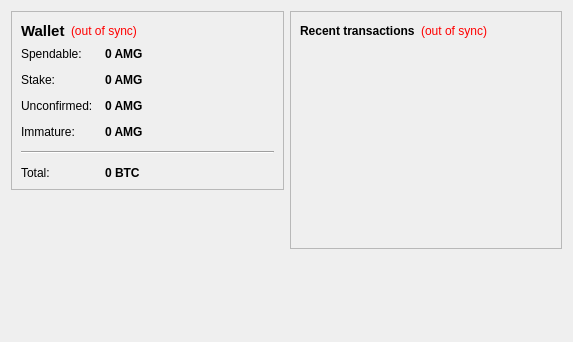
Qt form src/qt/forms/overviewpage.ui (amigochain/amg-chain-source-code) before a commit.
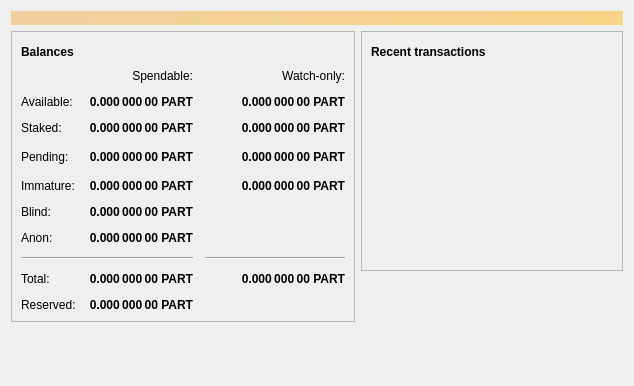
The same form after that commit. Icons and pictures are not drawn.

```diff
--- a/src/qt/forms/overviewpage.ui
+++ b/src/qt/forms/overviewpage.ui
@@ -6,13 +6,34 @@
    <rect>
     <x>0</x>
     <y>0</y>
-    <width>573</width>
-    <height>342</height>
+    <width>634</width>
+    <height>386</height>
    </rect>
   </property>
   <property name="windowTitle">
    <string>Form</string>
   </property>
+  <layout class="QVBoxLayout" name="topLayout">
+   <item>
+    <widget class="QLabel" name="labelAlerts">
+     <property name="visible">
+      <bool>false</bool>
+     </property>
+     <property name="styleSheet">
+      <string notr="true">QLabel { background-color: qlineargradient(x1: 0, y1: 0, x2: 1, y2: 0, stop:0 #F0D0A0, stop:1 #F8D488); color:#000000; }</string>
+     </property>
+     <property name="wordWrap">
+      <bool>true</bool>
+     </property>
+     <property name="margin">
+      <number>3</number>
+     </property>
+     <property name="textInteractionFlags">
+      <set>Qt::TextSelectableByMouse</set>
+     </property>
+    </widget>
+   </item>
+   <item>
   <layout class="QHBoxLayout" name="horizontalLayout" stretch="1,1">
    <item>
     <layout class="QVBoxLayout" name="verticalLayout_2">
@@ -31,34 +52,50 @@
            <widget class="QLabel" name="label_5">
             <property name="font">
              <font>
-              <pointsize>11</pointsize>
               <weight>75</weight>
               <bold>true</bold>
              </font>
             </property>
             <property name="text">
-             <string>Wallet</string>
+               <string>Balances</string>
             </property>
            </widget>
           </item>
           <item>
-           <widget class="QLabel" name="labelWalletStatus">
+             <widget class="QPushButton" name="labelWalletStatus">
+              <property name="enabled">
+               <bool>true</bool>
+              </property>
+              <property name="maximumSize">
+               <size>
+                <width>30</width>
+                <height>16777215</height>
+               </size>
+              </property>
             <property name="toolTip">
-             <string>The displayed information may be out of date. Your wallet automatically synchronizes with the Amigochain network after a connection is established, but this process has not completed yet.</string>
-            </property>
-            <property name="styleSheet">
-             <string notr="true">QLabel { color: red; }</string>
+               <string>The displayed information may be out of date. Your wallet automatically synchronizes with the Amigo network after a connection is established, but this process has not completed yet.</string>
             </property>
             <property name="text">
-             <string notr="true">(out of sync)</string>
-            </property>
-            <property name="alignment">
-             <set>Qt::AlignLeading|Qt::AlignLeft|Qt::AlignVCenter</set>
+               <string/>
+              </property>
+              <property name="icon">
+               <iconset>
+                <normaloff>:/icons/warning</normaloff>
+                <disabledoff>:/icons/warning</disabledoff>:/icons/warning</iconset>
+              </property>
+              <property name="iconSize">
+               <size>
+                <width>24</width>
+                <height>24</height>
+               </size>
+              </property>
+              <property name="flat">
+               <bool>true</bool>
             </property>
            </widget>
           </item>
           <item>
-           <spacer name="horizontalSpacer_2">
+             <spacer name="horizontalSpacer_3">
             <property name="orientation">
              <enum>Qt::Horizontal</enum>
             </property>
@@ -73,83 +110,12 @@
          </layout>
         </item>
         <item>
-         <layout class="QFormLayout" name="formLayout_2">
-          <property name="fieldGrowthPolicy">
-           <enum>QFormLayout::AllNonFixedFieldsGrow</enum>
-          </property>
-          <property name="horizontalSpacing">
+           <layout class="QGridLayout" name="gridLayout">
+            <property name="spacing">
            <number>12</number>
           </property>
-          <property name="verticalSpacing">
-           <number>12</number>
-          </property>
-          <item row="0" column="0">
-           <widget class="QLabel" name="label">
-            <property name="text">
-             <string>Spendable:</string>
-            </property>
-           </widget>
-          </item>
-          <item row="0" column="1">
-           <widget class="QLabel" name="labelBalance">
-            <property name="font">
-             <font>
-              <weight>75</weight>
-              <bold>true</bold>
-             </font>
-            </property>
-            <property name="cursor">
-             <cursorShape>IBeamCursor</cursorShape>
-            </property>
-            <property name="toolTip">
-             <string>Your current spendable balance</string>
-            </property>
-            <property name="text">
-             <string notr="true">0 AMG</string>
-            </property>
-            <property name="textInteractionFlags">
-             <set>Qt::LinksAccessibleByMouse|Qt::TextSelectableByKeyboard|Qt::TextSelectableByMouse</set>
-            </property>
-           </widget>
-          </item>
-          <item row="1" column="0">
-           <widget class="QLabel" name="label_6">
-            <property name="text">
-             <string>Stake:</string>
-            </property>
-           </widget>
-          </item>
-          <item row="1" column="1">
-           <widget class="QLabel" name="labelStake">
-            <property name="font">
-             <font>
-              <weight>75</weight>
-              <bold>true</bold>
-             </font>
-            </property>
-            <property name="cursor">
-             <cursorShape>IBeamCursor</cursorShape>
-            </property>
-            <property name="toolTip">
-             <string>Total of coins that was staked, and do not yet count toward the current balance</string>
-            </property>
-            <property name="text">
-             <string notr="true">0 AMG</string>
-            </property>
-            <property name="textInteractionFlags">
-             <set>Qt::LinksAccessibleByMouse|Qt::TextSelectableByKeyboard|Qt::TextSelectableByMouse</set>
-            </property>
-           </widget>
-          </item>
-          <item row="2" column="0">
-           <widget class="QLabel" name="label_3">
-            <property name="text">
-             <string>Unconfirmed:</string>
-            </property>
-           </widget>
-          </item>
           <item row="2" column="1">
-           <widget class="QLabel" name="labelUnconfirmed">
+             <widget class="QLabel" name="labelStaked">
             <property name="font">
              <font>
               <weight>75</weight>
@@ -160,24 +126,83 @@
              <cursorShape>IBeamCursor</cursorShape>
             </property>
             <property name="toolTip">
-             <string>Total of transactions that have yet to be confirmed, and do not yet count toward the current balance</string>
+               <string>Your current staked balance</string>
             </property>
             <property name="text">
-             <string notr="true">0 AMG</string>
-            </property>
+               <string notr="true">0.000 000 00 PART</string>
+              </property>
+              <property name="alignment">
+               <set>Qt::AlignRight|Qt::AlignTrailing|Qt::AlignVCenter</set>
+              </property>
             <property name="textInteractionFlags">
              <set>Qt::LinksAccessibleByMouse|Qt::TextSelectableByKeyboard|Qt::TextSelectableByMouse</set>
             </property>
            </widget>
           </item>
-          <item row="3" column="0">
-           <widget class="QLabel" name="labelImmatureText">
+            <item row="2" column="2">
+             <widget class="QLabel" name="labelWatchStaked">
+              <property name="font">
+               <font>
+                <weight>75</weight>
+                <bold>true</bold>
+               </font>
+              </property>
+              <property name="cursor">
+               <cursorShape>IBeamCursor</cursorShape>
+              </property>
+              <property name="toolTip">
+               <string>Your current watch-only staked balance</string>
+              </property>
             <property name="text">
-             <string>Immature:</string>
-            </property>
-           </widget>
-          </item>
-          <item row="3" column="1">
+               <string notr="true">0.000 000 00 PART</string>
+              </property>
+              <property name="alignment">
+               <set>Qt::AlignRight|Qt::AlignTrailing|Qt::AlignVCenter</set>
+              </property>
+              <property name="textInteractionFlags">
+               <set>Qt::LinksAccessibleByMouse|Qt::TextSelectableByKeyboard|Qt::TextSelectableByMouse</set>
+              </property>
+             </widget>
+            </item>
+            <item row="4" column="2">
+             <widget class="QLabel" name="labelWatchImmature">
+              <property name="font">
+               <font>
+                <weight>75</weight>
+                <bold>true</bold>
+               </font>
+              </property>
+              <property name="cursor">
+               <cursorShape>IBeamCursor</cursorShape>
+              </property>
+              <property name="toolTip">
+               <string>Mined balance in watch-only addresses that has not yet matured</string>
+              </property>
+              <property name="text">
+               <string notr="true">0.000 000 00 PART</string>
+              </property>
+              <property name="alignment">
+               <set>Qt::AlignRight|Qt::AlignTrailing|Qt::AlignVCenter</set>
+              </property>
+              <property name="textInteractionFlags">
+               <set>Qt::LinksAccessibleByMouse|Qt::TextSelectableByKeyboard|Qt::TextSelectableByMouse</set>
+              </property>
+             </widget>
+            </item>
+            <item row="3" column="3">
+             <spacer name="horizontalSpacer_2">
+              <property name="orientation">
+               <enum>Qt::Horizontal</enum>
+              </property>
+              <property name="sizeHint" stdset="0">
+               <size>
+                <width>40</width>
+                <height>20</height>
+               </size>
+              </property>
+             </spacer>
+            </item>
+            <item row="4" column="1">
            <widget class="QLabel" name="labelImmature">
             <property name="font">
              <font>
@@ -185,32 +210,132 @@
               <bold>true</bold>
              </font>
             </property>
+              <property name="cursor">
+               <cursorShape>IBeamCursor</cursorShape>
+              </property>
             <property name="toolTip">
              <string>Mined balance that has not yet matured</string>
             </property>
             <property name="text">
-             <string notr="true">0 AMG</string>
-            </property>
+               <string notr="true">0.000 000 00 PART</string>
+              </property>
+              <property name="alignment">
+               <set>Qt::AlignRight|Qt::AlignTrailing|Qt::AlignVCenter</set>
+              </property>
             <property name="textInteractionFlags">
              <set>Qt::LinksAccessibleByMouse|Qt::TextSelectableByKeyboard|Qt::TextSelectableByMouse</set>
             </property>
            </widget>
           </item>
-          <item row="4" column="0" colspan="2">
-           <widget class="Line" name="line">
+            <item row="3" column="2">
+             <widget class="QLabel" name="labelWatchPending">
+              <property name="font">
+               <font>
+                <weight>75</weight>
+                <bold>true</bold>
+               </font>
+              </property>
+              <property name="cursor">
+               <cursorShape>IBeamCursor</cursorShape>
+              </property>
+              <property name="toolTip">
+               <string>Unconfirmed transactions to watch-only addresses</string>
+              </property>
+              <property name="text">
+               <string notr="true">0.000 000 00 PART</string>
+              </property>
+              <property name="alignment">
+               <set>Qt::AlignRight|Qt::AlignTrailing|Qt::AlignVCenter</set>
+              </property>
+              <property name="textInteractionFlags">
+               <set>Qt::LinksAccessibleByMouse|Qt::TextSelectableByKeyboard|Qt::TextSelectableByMouse</set>
+              </property>
+             </widget>
+            </item>
+            <item row="3" column="1">
+             <widget class="QLabel" name="labelUnconfirmed">
+              <property name="font">
+               <font>
+                <weight>75</weight>
+                <bold>true</bold>
+               </font>
+              </property>
+              <property name="cursor">
+               <cursorShape>IBeamCursor</cursorShape>
+              </property>
+              <property name="toolTip">
+               <string>Total of transactions that have yet to be confirmed, and do not yet count toward the spendable balance</string>
+              </property>
+              <property name="text">
+               <string notr="true">0.000 000 00 PART</string>
+              </property>
+              <property name="alignment">
+               <set>Qt::AlignRight|Qt::AlignTrailing|Qt::AlignVCenter</set>
+              </property>
+              <property name="textInteractionFlags">
+               <set>Qt::LinksAccessibleByMouse|Qt::TextSelectableByKeyboard|Qt::TextSelectableByMouse</set>
+              </property>
+             </widget>
+            </item>
+            <item row="2" column="0">
+             <widget class="QLabel" name="labelStakedText">
+              <property name="text">
+               <string>Staked:</string>
+              </property>
+             </widget>
+            </item>
+            <item row="7" column="2">
+             <widget class="Line" name="lineWatchBalance">
+              <property name="sizePolicy">
+               <sizepolicy hsizetype="Preferred" vsizetype="Fixed">
+                <horstretch>0</horstretch>
+                <verstretch>0</verstretch>
+               </sizepolicy>
+              </property>
+              <property name="minimumSize">
+               <size>
+                <width>140</width>
+                <height>0</height>
+               </size>
+              </property>
             <property name="orientation">
              <enum>Qt::Horizontal</enum>
             </property>
            </widget>
           </item>
-          <item row="5" column="0">
+            <item row="8" column="2">
+             <widget class="QLabel" name="labelWatchTotal">
+              <property name="font">
+               <font>
+                <weight>75</weight>
+                <bold>true</bold>
+               </font>
+              </property>
+              <property name="cursor">
+               <cursorShape>IBeamCursor</cursorShape>
+              </property>
+              <property name="toolTip">
+               <string>Current total balance in watch-only addresses</string>
+              </property>
+              <property name="text">
+               <string notr="true">0.000 000 00 PART</string>
+              </property>
+              <property name="alignment">
+               <set>Qt::AlignRight|Qt::AlignTrailing|Qt::AlignVCenter</set>
+              </property>
+              <property name="textInteractionFlags">
+               <set>Qt::LinksAccessibleByMouse|Qt::TextSelectableByKeyboard|Qt::TextSelectableByMouse</set>
+              </property>
+             </widget>
+            </item>
+            <item row="8" column="0">
            <widget class="QLabel" name="labelTotalText">
             <property name="text">
              <string>Total:</string>
             </property>
            </widget>
           </item>
-          <item row="5" column="1">
+            <item row="8" column="1">
            <widget class="QLabel" name="labelTotal">
             <property name="font">
              <font>
@@ -225,7 +350,204 @@
              <string>Your current total balance</string>
             </property>
             <property name="text">
-             <string notr="true">0 BTC</string>
+               <string notr="true">0.000 000 00 PART</string>
+              </property>
+              <property name="alignment">
+               <set>Qt::AlignRight|Qt::AlignTrailing|Qt::AlignVCenter</set>
+              </property>
+              <property name="textInteractionFlags">
+               <set>Qt::LinksAccessibleByMouse|Qt::TextSelectableByKeyboard|Qt::TextSelectableByMouse</set>
+              </property>
+             </widget>
+            </item>
+            <item row="0" column="2">
+             <widget class="QLabel" name="labelWatchonly">
+              <property name="text">
+               <string>Watch-only:</string>
+              </property>
+              <property name="alignment">
+               <set>Qt::AlignRight|Qt::AlignTrailing|Qt::AlignVCenter</set>
+              </property>
+             </widget>
+            </item>
+            <item row="7" column="0" colspan="2">
+             <widget class="Line" name="line">
+              <property name="orientation">
+               <enum>Qt::Horizontal</enum>
+              </property>
+             </widget>
+            </item>
+            <item row="1" column="0">
+             <widget class="QLabel" name="labelBalanceText">
+              <property name="text">
+               <string>Available:</string>
+              </property>
+             </widget>
+            </item>
+            <item row="4" column="0">
+             <widget class="QLabel" name="labelImmatureText">
+              <property name="text">
+               <string>Immature:</string>
+              </property>
+             </widget>
+            </item>
+            <item row="1" column="2">
+             <widget class="QLabel" name="labelWatchAvailable">
+              <property name="font">
+               <font>
+                <weight>75</weight>
+                <bold>true</bold>
+               </font>
+              </property>
+              <property name="cursor">
+               <cursorShape>IBeamCursor</cursorShape>
+              </property>
+              <property name="toolTip">
+               <string>Your current balance in watch-only addresses</string>
+              </property>
+              <property name="text">
+               <string notr="true">0.000 000 00 PART</string>
+              </property>
+              <property name="alignment">
+               <set>Qt::AlignRight|Qt::AlignTrailing|Qt::AlignVCenter</set>
+              </property>
+              <property name="textInteractionFlags">
+               <set>Qt::LinksAccessibleByMouse|Qt::TextSelectableByKeyboard|Qt::TextSelectableByMouse</set>
+              </property>
+             </widget>
+            </item>
+            <item row="3" column="0">
+             <widget class="QLabel" name="labelPendingText">
+              <property name="text">
+               <string>Pending:</string>
+              </property>
+             </widget>
+            </item>
+            <item row="0" column="1">
+             <widget class="QLabel" name="labelSpendable">
+              <property name="text">
+               <string>Spendable:</string>
+              </property>
+              <property name="alignment">
+               <set>Qt::AlignRight|Qt::AlignTrailing|Qt::AlignVCenter</set>
+              </property>
+             </widget>
+            </item>
+            <item row="5" column="0">
+             <widget class="QLabel" name="labelBlindBalanceText">
+              <property name="text">
+               <string>Blind:</string>
+              </property>
+             </widget>
+            </item>
+            <item row="5" column="1">
+             <widget class="QLabel" name="labelBlindBalance">
+              <property name="font">
+               <font>
+                <weight>75</weight>
+                <bold>true</bold>
+               </font>
+              </property>
+              <property name="cursor">
+               <cursorShape>IBeamCursor</cursorShape>
+              </property>
+              <property name="toolTip">
+               <string>Your current spendable blinded balance</string>
+              </property>
+              <property name="text">
+               <string notr="true">0.000 000 00 PART</string>
+              </property>
+              <property name="alignment">
+               <set>Qt::AlignRight|Qt::AlignTrailing|Qt::AlignVCenter</set>
+              </property>
+              <property name="textInteractionFlags">
+               <set>Qt::LinksAccessibleByMouse|Qt::TextSelectableByKeyboard|Qt::TextSelectableByMouse</set>
+              </property>
+             </widget>
+            </item>
+            <item row="6" column="0">
+             <widget class="QLabel" name="labelAnonText">
+              <property name="text">
+               <string>Anon:</string>
+              </property>
+             </widget>
+            </item>
+            <item row="6" column="1">
+             <widget class="QLabel" name="labelAnonBalance">
+              <property name="font">
+               <font>
+                <weight>75</weight>
+                <bold>true</bold>
+               </font>
+              </property>
+              <property name="cursor">
+               <cursorShape>IBeamCursor</cursorShape>
+              </property>
+              <property name="toolTip">
+               <string>Your current spendable anon balance</string>
+              </property>
+              <property name="text">
+               <string notr="true">0.000 000 00 PART</string>
+              </property>
+              <property name="alignment">
+               <set>Qt::AlignRight|Qt::AlignTrailing|Qt::AlignVCenter</set>
+              </property>
+              <property name="textInteractionFlags">
+               <set>Qt::LinksAccessibleByMouse|Qt::TextSelectableByKeyboard|Qt::TextSelectableByMouse</set>
+              </property>
+             </widget>
+            </item>
+            <item row="1" column="1">
+             <widget class="QLabel" name="labelBalance">
+              <property name="font">
+               <font>
+                <weight>75</weight>
+                <bold>true</bold>
+               </font>
+              </property>
+              <property name="cursor">
+               <cursorShape>IBeamCursor</cursorShape>
+              </property>
+              <property name="toolTip">
+               <string>Your current spendable balance</string>
+              </property>
+              <property name="text">
+               <string notr="true">0.000 000 00 PART</string>
+              </property>
+              <property name="alignment">
+               <set>Qt::AlignRight|Qt::AlignTrailing|Qt::AlignVCenter</set>
+              </property>
+              <property name="textInteractionFlags">
+               <set>Qt::LinksAccessibleByMouse|Qt::TextSelectableByKeyboard|Qt::TextSelectableByMouse</set>
+              </property>
+             </widget>
+            </item>
+            <item row="9" column="0">
+             <widget class="QLabel" name="labelReservedText">
+              <property name="text">
+               <string>Reserved:</string>
+              </property>
+             </widget>
+            </item>
+            <item row="9" column="1">
+             <widget class="QLabel" name="labelReserved">
+              <property name="font">
+               <font>
+                <weight>75</weight>
+                <bold>true</bold>
+               </font>
+              </property>
+              <property name="cursor">
+               <cursorShape>IBeamCursor</cursorShape>
+              </property>
+              <property name="toolTip">
+               <string>Your current spendable balance</string>
+              </property>
+              <property name="text">
+               <string notr="true">0.000 000 00 PART</string>
+              </property>
+              <property name="alignment">
+               <set>Qt::AlignRight|Qt::AlignTrailing|Qt::AlignVCenter</set>
             </property>
             <property name="textInteractionFlags">
              <set>Qt::LinksAccessibleByMouse|Qt::TextSelectableByKeyboard|Qt::TextSelectableByMouse</set>
@@ -267,24 +589,47 @@
          <layout class="QHBoxLayout" name="horizontalLayout_2">
           <item>
            <widget class="QLabel" name="label_4">
+              <property name="font">
+               <font>
+                <weight>75</weight>
+                <bold>true</bold>
+               </font>
+              </property>
             <property name="text">
-             <string>&lt;b&gt;Recent transactions&lt;/b&gt;</string>
+               <string>Recent transactions</string>
             </property>
            </widget>
           </item>
           <item>
-           <widget class="QLabel" name="labelTransactionsStatus">
+             <widget class="QPushButton" name="labelTransactionsStatus">
+              <property name="enabled">
+               <bool>true</bool>
+              </property>
+              <property name="maximumSize">
+               <size>
+                <width>30</width>
+                <height>16777215</height>
+               </size>
+              </property>
             <property name="toolTip">
-             <string>The displayed information may be out of date. Your wallet automatically synchronizes with the Amigochain network after a connection is established, but this process has not completed yet.</string>
-            </property>
-            <property name="styleSheet">
-             <string notr="true">QLabel { color: red; }</string>
+               <string>The displayed information may be out of date. Your wallet automatically synchronizes with the Amigo network after a connection is established, but this process has not completed yet.</string>
             </property>
             <property name="text">
-             <string notr="true">(out of sync)</string>
-            </property>
-            <property name="alignment">
-             <set>Qt::AlignRight|Qt::AlignTrailing|Qt::AlignVCenter</set>
+               <string/>
+              </property>
+              <property name="icon">
+               <iconset>
+                <normaloff>:/icons/warning</normaloff>
+                <disabledoff>:/icons/warning</disabledoff>:/icons/warning</iconset>
+              </property>
+              <property name="iconSize">
+               <size>
+                <width>24</width>
+                <height>24</height>
+               </size>
+              </property>
+              <property name="flat">
+               <bool>true</bool>
             </property>
            </widget>
           </item>
@@ -337,6 +682,8 @@
         </size>
        </property>
       </spacer>
+       </item>
+      </layout>
      </item>
     </layout>
    </item>
```
Lines whose indentation alone changed are shown as unchanged.
